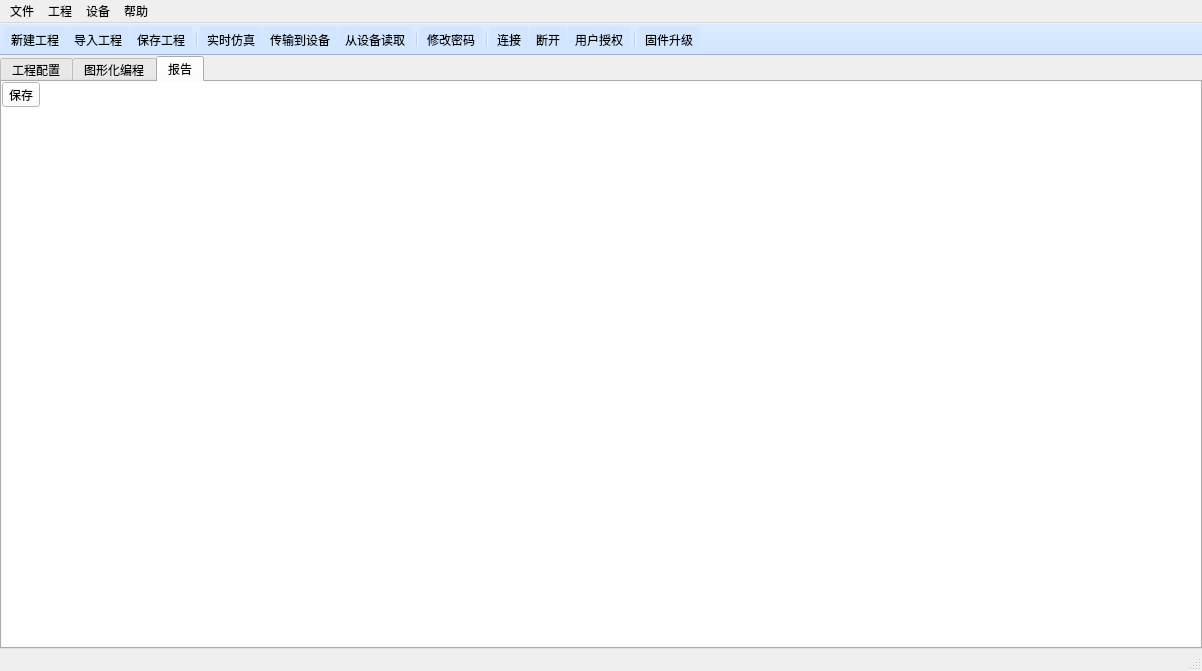
The window that mainwindow.ui (su0814/qt_spc100) describes before a commit, drawn with Qt 5.
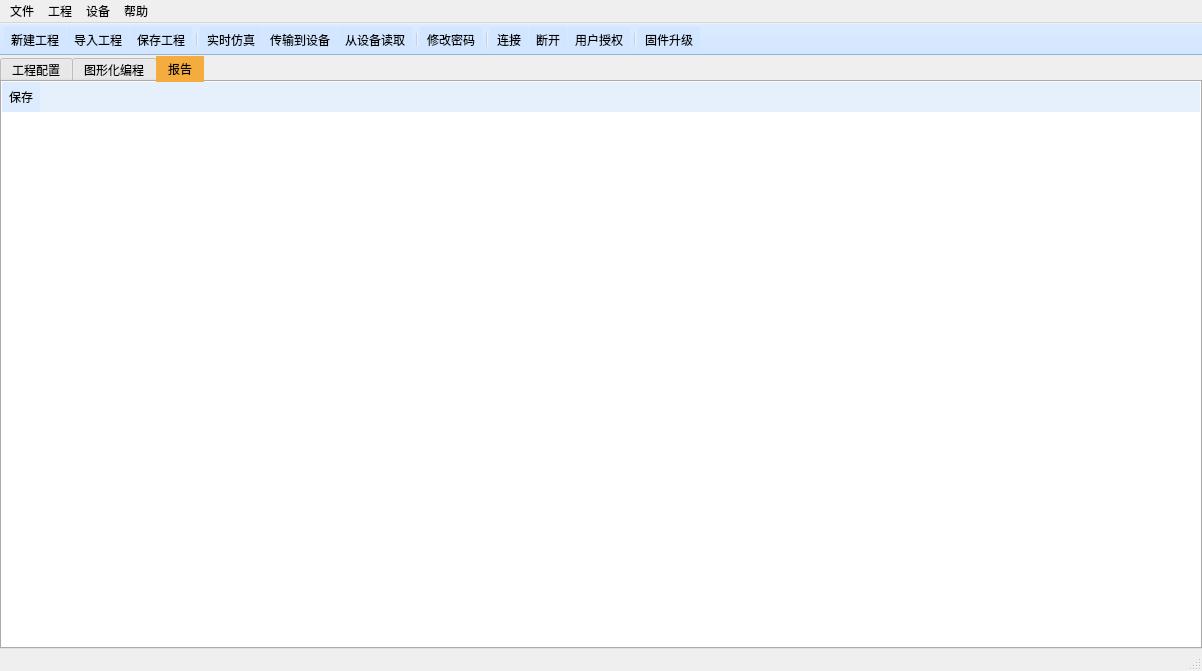
The same window after the commit. The open tabs and pages were chosen to show the change. Icons and pictures are not drawn.

```diff
--- a/mainwindow.ui
+++ b/mainwindow.ui
@@ -61,10 +61,11 @@
         <pointsize>9</pointsize>
        </font>
       </property>
+      <property name="autoFillBackground">
+       <bool>true</bool>
+      </property>
       <property name="styleSheet">
-       <string notr="true">QTabBar::tab:selected { background-color: rgb(245,172,63); }
-background-color: rgb(255, 255, 255);
-/*QTabBar::tab:!selected { background-color: rgb(221,228,232); }*/</string>
+       <string notr="true">QTabBar::tab:selected { background-color: rgb(245,172,63); }</string>
       </property>
       <property name="tabShape">
        <enum>QTabWidget::Rounded</enum>
@@ -1068,8 +1069,11 @@
        </layout>
       </widget>
       <widget class="QWidget" name="tab_report">
+       <property name="autoFillBackground">
+        <bool>false</bool>
+       </property>
        <property name="styleSheet">
-        <string notr="true">background-color: rgb(255, 255, 255);</string>
+        <string notr="true">background-color: rgba(210, 230, 255,128);</string>
        </property>
        <attribute name="title">
         <string>报告</string>
@@ -1082,7 +1086,7 @@
          <number>0</number>
         </property>
         <property name="rightMargin">
-         <number>7</number>
+         <number>0</number>
         </property>
         <property name="bottomMargin">
          <number>0</number>
@@ -1097,9 +1101,31 @@
           </property>
           <item row="0" column="0">
            <widget class="QToolButton" name="toolButton_report_save">
+            <property name="minimumSize">
+             <size>
+              <width>30</width>
+              <height>30</height>
+             </size>
+            </property>
+            <property name="autoFillBackground">
+             <bool>false</bool>
+            </property>
             <property name="text">
              <string>保存</string>
             </property>
+            <property name="icon">
+             <iconset resource="qrc/photo.qrc">
+              <normaloff>:/new/photo/photo/save_report.ico</normaloff>:/new/photo/photo/save_report.ico</iconset>
+            </property>
+            <property name="iconSize">
+             <size>
+              <width>18</width>
+              <height>18</height>
+             </size>
+            </property>
+            <property name="autoRaise">
+             <bool>true</bool>
+            </property>
            </widget>
           </item>
          </layout>
@@ -1119,6 +1145,9 @@
         </item>
         <item row="1" column="0" colspan="3">
          <widget class="QScrollArea" name="scrollArea_report">
+          <property name="styleSheet">
+           <string notr="true">background-color: rgb(255, 255, 255);</string>
+          </property>
           <property name="frameShape">
            <enum>QFrame::NoFrame</enum>
           </property>
@@ -1139,8 +1168,8 @@
             <rect>
              <x>0</x>
              <y>0</y>
-             <width>1191</width>
-             <height>561</height>
+             <width>1198</width>
+             <height>549</height>
             </rect>
            </property>
            <layout class="QGridLayout" name="gridLayout_9"/>
```
